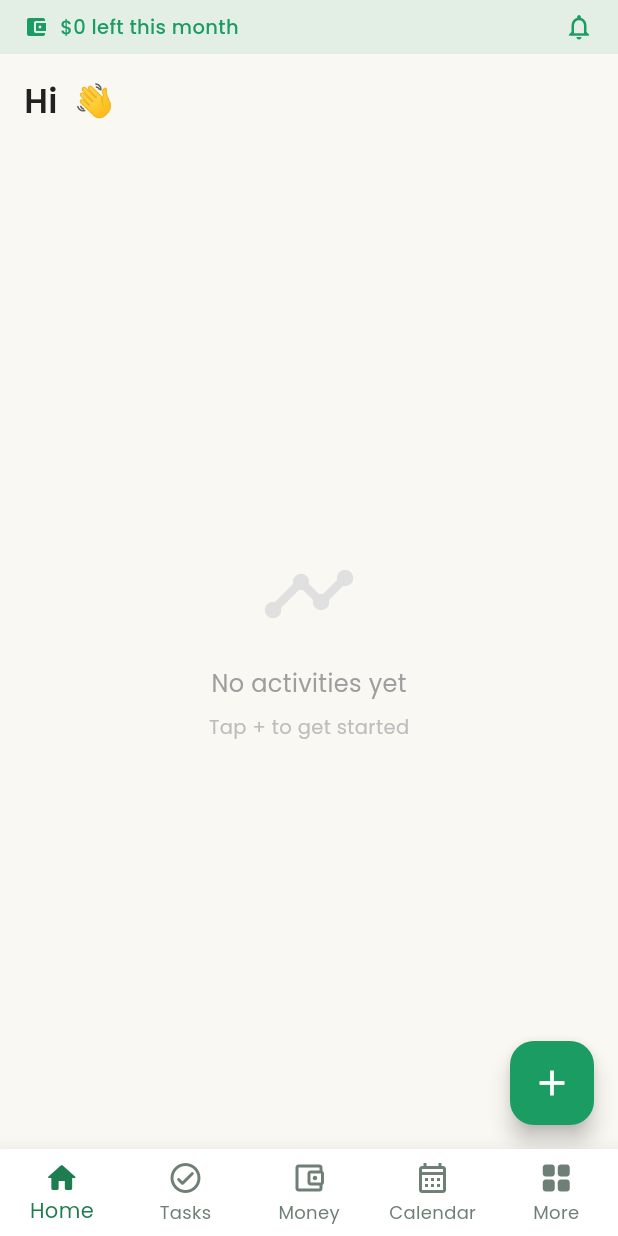
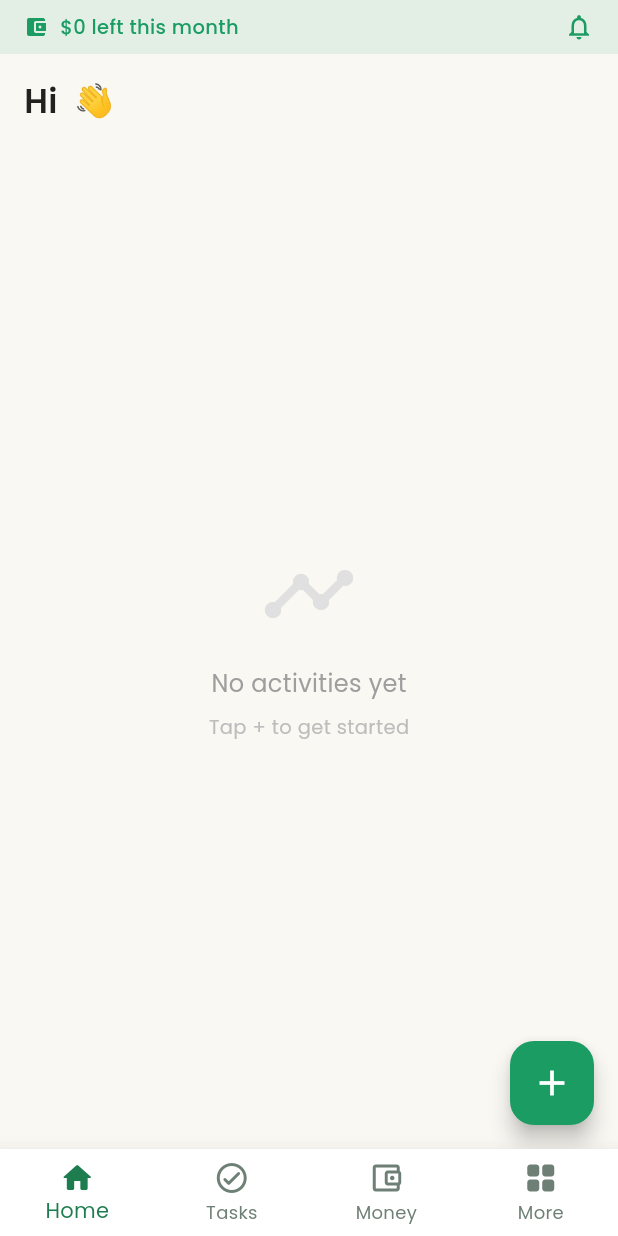
Before and after one commit to petspaws127-code/lifeez-app, a Flutter app: the MainTabs screen opened by its route, on a phone screen of 412 x 824 dp. Run offline on Flutter 3.47's test engine with Material 3 defaults, Android fonts, the phone set to English and light mode, and no system bars; our stand-ins replace fl_chart, flutter_local_notifications, google_fonts, google_sign_in, image_picker, local_auth and 8 more; missing offline and left inert: flutter_facebook_auth, google_mlkit_text_recognition; accounts and stored records are empty; network calls fail.

Commit message:
Remove Calendar from bottom nav (moved to + sheet)

```diff
--- a/lib/screens/main_tabs.dart
+++ b/lib/screens/main_tabs.dart
@@ -92,7 +92,6 @@ class _MainTabsState extends State<MainTabs> {
     HomeScreen(),
     TasksScreen(),
     MoneyScreen(),
-    CalendarScreen(),
     MoreScreen(),
   ];
 
@@ -117,9 +116,6 @@ class _MainTabsState extends State<MainTabs> {
               icon: Icon(Icons.account_balance_wallet_outlined),
               label: 'Money'),
           BottomNavigationBarItem(
-              icon: Icon(Icons.calendar_month_outlined),
-              label: 'Calendar'),
-          BottomNavigationBarItem(
               icon: Icon(Icons.grid_view_rounded), label: 'More'),
         ],
       ),
```
